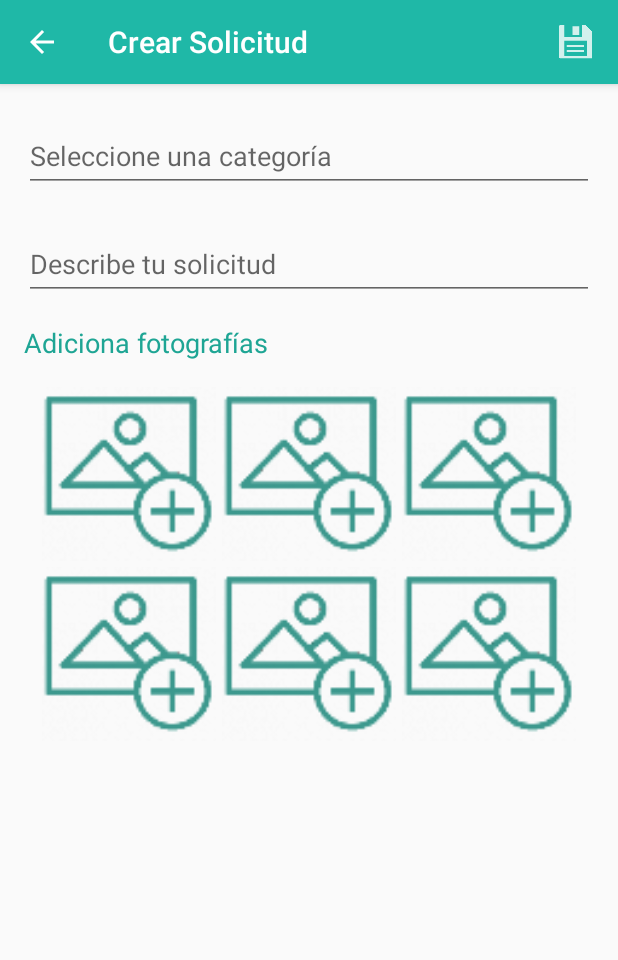
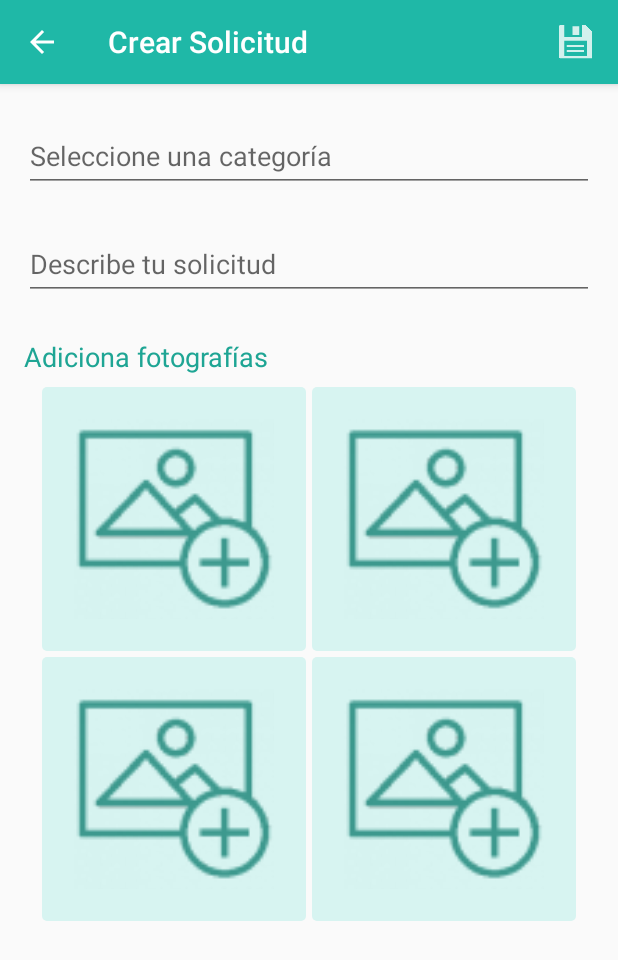
Before and after one commit to felip1106/HomeRepair, an Android app: the CargaImagenFragment screen opened directly, with no data from a screen before it, on a phone screen of 412 x 824 dp. Shown: the top 960 px of the screen. Run offline under Robolectric (Android 15) with nearby library versions, the phone set to English and light mode, and no system bars; our stand-ins replace ButterKnife, Dagger/Hilt's generated code; libraries missing offline, so code that uses them is left out: org.greenrobot.greendao; pictures from the network do not load.

Commit message:
Activity Registro Solicitud <Diseño>

```diff
--- a/app/src/main/java/co/com/app/homerepair/view/RegistroSolicitudActivity.java
+++ b/app/src/main/java/co/com/app/homerepair/view/RegistroSolicitudActivity.java
@@ -80,8 +80,8 @@ public class RegistroSolicitudActivity extends AppCompatActivity implements IReg
     private static final int REQUEST_CAMERA = 1;
     private static final int SELECT_FILE = 2;
     private static final String TYPE_IMAGE_GALLERY = "image/*";
-    private static final int IMAGE_WIDTH = 300;
-    private static final int IMAGE_HEIGHT = 300;
+    private static final int IMAGE_WIDTH = 400;
+    private static final int IMAGE_HEIGHT = 500;
     private static final String FORMAT_EXT_IMAGE = "jpg";
     private ImageView imageSelected;
     private DialogFragment categoriaDialog;
@@ -95,7 +95,7 @@ public class RegistroSolicitudActivity extends AppCompatActivity implements IReg
     protected void onCreate(Bundle savedInstanceState) {
         super.onCreate(savedInstanceState);
         AndroidInjection.inject(this);
-        setContentView(R.layout.activity_crea_solicitud);
+        setContentView(R.layout.activity_registro_solicitud);
         getSupportActionBar().setDisplayHomeAsUpEnabled(true);
         ButterKnife.bind(this);
 
--- a/app/src/main/java/co/com/app/homerepair/view/adapter/ItemImagenAdapter.java
+++ b/app/src/main/java/co/com/app/homerepair/view/adapter/ItemImagenAdapter.java
@@ -1,5 +1,8 @@
 package co.com.app.homerepair.view.adapter;
 
+import android.content.Context;
+import android.graphics.Bitmap;
+import android.graphics.BitmapFactory;
 import android.support.v7.widget.RecyclerView;
 import android.view.LayoutInflater;
 import android.view.View;
@@ -9,6 +12,7 @@ import android.widget.ImageView;
 import java.util.List;
 
 import co.com.app.homerepair.R;
+import co.com.app.homerepair.utils.BitmapScaler;
 import co.com.app.homerepair.view.fragment.CargaImagenFragment.OnListFragmentInteractionListener;
 import co.com.app.homerepair.view.fragment.content.ImagenContent.Item;
 
@@ -21,6 +25,9 @@ public class ItemImagenAdapter extends RecyclerView.Adapter<ItemImagenAdapter.Vi
 
     private final List<Item> mValues;
     private final OnListFragmentInteractionListener mListener;
+    private Context context;
+    private static final int IMAGE_WIDTH = 200;
+    private static final int IMAGE_HEIGHT = 200;
 
     public ItemImagenAdapter(List<Item> items, OnListFragmentInteractionListener listener) {
         mValues = items;
@@ -31,13 +38,14 @@ public class ItemImagenAdapter extends RecyclerView.Adapter<ItemImagenAdapter.Vi
     public ViewHolder onCreateViewHolder(ViewGroup parent, int viewType) {
         View view = LayoutInflater.from(parent.getContext())
                 .inflate(R.layout.fragment_item_image, parent, false);
+        context = parent.getContext();
         return new ViewHolder(view);
     }
 
     @Override
     public void onBindViewHolder(final ViewHolder holder, int position) {
         holder.mItem = mValues.get(position);
-        holder.mIdView.setImageResource(R.mipmap.ic_image_load);
+        holder.mIdView.setImageBitmap(scaleBitmap(R.mipmap.ic_image_load));
 
         holder.mView.setOnClickListener(new View.OnClickListener() {
             @Override
@@ -50,6 +58,11 @@ public class ItemImagenAdapter extends RecyclerView.Adapter<ItemImagenAdapter.Vi
                 }
             }
         });
+    }
+
+    private Bitmap scaleBitmap(int resId) {
+        Bitmap bitmap = BitmapFactory.decodeResource(context.getResources(), resId);
+        return BitmapScaler.scaleToFill(bitmap, IMAGE_WIDTH, IMAGE_HEIGHT);
     }
 
     @Override
--- a/app/src/main/java/co/com/app/homerepair/view/fragment/CargaImagenFragment.java
+++ b/app/src/main/java/co/com/app/homerepair/view/fragment/CargaImagenFragment.java
@@ -27,7 +27,7 @@ public class CargaImagenFragment extends Fragment {
     // TODO: Customize parameter argument names
     private static final String ARG_COLUMN_COUNT = "column-count";
     // TODO: Customize parameters
-    private int mColumnCount = 3;
+    private int mColumnCount = 2;
     private OnListFragmentInteractionListener mListener;
 
     /**
--- a/app/src/main/java/co/com/app/homerepair/view/fragment/TipoImagenFragment.java
+++ b/app/src/main/java/co/com/app/homerepair/view/fragment/TipoImagenFragment.java
@@ -78,6 +78,7 @@ public class TipoImagenFragment extends DialogFragment {
             } else {
                 recyclerView.setLayoutManager(new GridLayoutManager(context, mColumnCount));
             }
+
             recyclerView.setAdapter(new ItemTipoImagenAdapter(TipoImagenContent.ITEMS, mListener));
         }
         return new AlertDialog.Builder(getActivity()).setTitle(R.string.text_agnadir_imagen).setView(view).setNegativeButton(R.string.MSG_CANCELAR, new DialogInterface.OnClickListener() {
--- a/app/src/main/java/co/com/app/homerepair/view/fragment/content/ImagenContent.java
+++ b/app/src/main/java/co/com/app/homerepair/view/fragment/content/ImagenContent.java
@@ -23,7 +23,7 @@ public class ImagenContent {
      */
     private static final Map<String, Item> ITEM_MAP = new HashMap<>();
 
-    private static final int COUNT = 6;
+    private static final int COUNT = 4;
 
     static {
         // Add some sample items.
--- a/app/src/main/res/drawable/ic_image_backgroung.xml
+++ b/app/src/main/res/drawable/ic_image_backgroung.xml
@@ -2,7 +2,7 @@
 <layer-list xmlns:android="http://schemas.android.com/apk/res/android">
     <item>
         <shape android:shape="rectangle">
-        <solid android:color="@color/colorPrimary" />
+            <solid android:color="@color/colorImageBackground" />
             <padding
                 android:bottom="2dp"
                 android:left="2dp"
--- a/app/src/main/res/layout/activity_crea_solicitud.xml
+++ b/app/src/main/res/layout/activity_registro_solicitud.xml
@@ -57,7 +57,9 @@
         android:textSize="18sp"
         android:textColor="@color/colorPrimaryDark"
         app:layout_constraintTop_toBottomOf="@id/layout_input_descripcion"
-        android:layout_margin="@dimen/fab_margin"/>
+        android:layout_marginHorizontal="@dimen/fab_margin"
+        android:layout_marginBottom="@dimen/fab_margin"
+        android:layout_marginTop="25dp"/>
 
     <!-- Frame del cargue de imagenes -->
     <FrameLayout
--- a/app/src/main/res/layout/fragment_item_image.xml
+++ b/app/src/main/res/layout/fragment_item_image.xml
@@ -2,7 +2,7 @@
 <LinearLayout xmlns:android="http://schemas.android.com/apk/res/android"
     android:layout_width="match_parent"
     android:layout_height="wrap_content"
-    android:layout_centerHorizontal="true"
+    android:layout_centerInParent="true"
     android:orientation="horizontal">
 
     <!-- Logo de item de la imagen -->
@@ -12,6 +12,7 @@
         android:layout_height="wrap_content"
         android:layout_margin="@dimen/image_load__margin"
         android:adjustViewBounds="true"
-        android:scaleType="fitXY" />
+        android:scaleType="centerInside"
+        android:background="@drawable/ic_image_backgroung"/>
 
 </LinearLayout>
--- a/app/src/main/res/layout/fragment_item_menu.xml
+++ b/app/src/main/res/layout/fragment_item_menu.xml
@@ -12,7 +12,11 @@
         android:layout_width="wrap_content"
         android:layout_height="wrap_content"
         android:layout_gravity="center_vertical"
-        android:scaleType="fitXY" />
+        android:scaleType="fitXY"
+        android:layout_marginLeft="@dimen/menu_horizontal_margin"
+        android:layout_marginRight="@dimen/menu_horizontal_margin"
+        android:layout_marginTop="@dimen/menu_horizontal_margin"
+        android:layout_marginBottom="@dimen/menu_horizontal_margin"/>
 
     <!-- Item -->
     <TextView
@@ -20,8 +24,6 @@
         android:layout_width="wrap_content"
         android:layout_height="wrap_content"
         android:textSize="16sp"
-        android:layout_marginLeft="@dimen/menu_horizontal_margin"
-        android:layout_marginRight="@dimen/menu_horizontal_margin"
         android:layout_gravity="center_vertical"
         android:textAppearance="?attr/textAppearanceListItem" />
 </LinearLayout>
--- a/app/src/main/res/values/colors.xml
+++ b/app/src/main/res/values/colors.xml
@@ -10,5 +10,6 @@
     <color name="colorAccentDialog">#ffffff</color>
     <color name="backgroundDialog">#15b3a1</color>
     <color name="textColorPrimaryDialog">#cccccc</color>
+    <color name="colorImageBackground">#d7f4f1</color>
 
 </resources>
--- a/app/src/main/res/values/dimens.xml
+++ b/app/src/main/res/values/dimens.xml
@@ -10,5 +10,5 @@
     <dimen name="image_load__margin">2dp</dimen>
     <dimen name="grid_padding">2dp</dimen>
     <dimen name="menu_padding">10dp</dimen>
-    <dimen name="menu_horizontal_margin">15dp</dimen>
+    <dimen name="menu_horizontal_margin">13dp</dimen>
 </resources>
```
Lines whose indentation alone changed are shown as unchanged.
